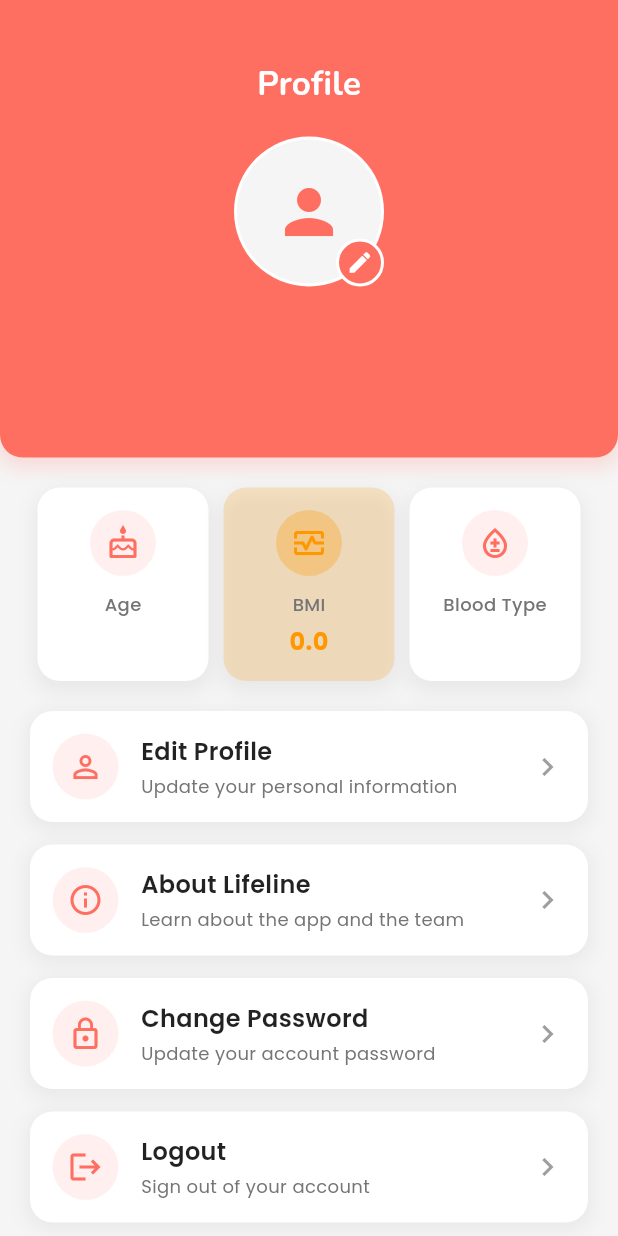
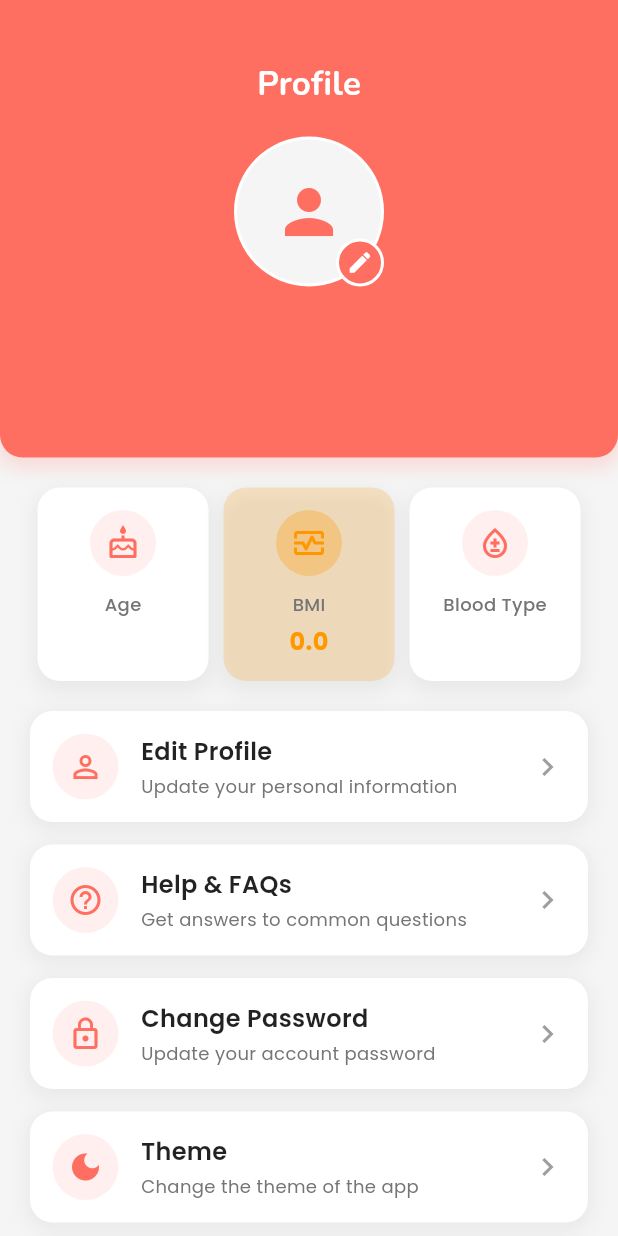
Before and after one commit to Jawadyyy/LifeLine, a Flutter app: the ProfilePage screen opened directly, on a phone screen of 412 x 824 dp. Run offline on Flutter 3.47's test engine with Material 3 defaults, Android fonts, the phone set to English and light mode, and no system bars; our stand-ins replace cloud_firestore, firebase_auth, firebase_core, flutter_contacts, flutter_map, fluttertoast and 10 more; missing offline and left inert: encrypt; accounts and stored records are empty.

Commit message:
DarkMode v1

```diff
--- a/lib/constants/app_colors.dart
+++ b/lib/constants/app_colors.dart
@@ -1,8 +1,8 @@
 import 'package:flutter/material.dart';
 
+// Your original colors, unchanged
 class AppColors {
   static const Color primary = Color(0xFFFF6F61);
-
   static const Color accent = Color(0xFFFF8A80);
   static const Color secondary = Color(0xFF4CAF50);
   static const Color tertiary = Color(0xFFE0E0E0);
@@ -20,8 +20,42 @@ class AppColors {
   static const Color error = Colors.redAccent;
   static const Color success = Colors.green;
 
-  // ChatBot Bottom NavBar
   static const Color navBarBackground = Colors.white;
   static const Color navBarUnselected = Color(0xFF757575);
   static const Color navBarShadow = Colors.black26;
 }
+
+// Now create a **dynamic accessor** that depends on current theme mode
+class DynamicColors {
+  final bool isDarkMode;
+
+  DynamicColors(this.isDarkMode);
+
+  // Primary colors stay the same
+  Color get primary => AppColors.primary;
+  Color get accent => AppColors.accent;
+  Color get secondary => AppColors.secondary;
+  Color get transparent => AppColors.transparent;
+  Color get error => AppColors.error;
+
+  // Dynamic colors: flip or use dark variants
+  Color get tertiary => isDarkMode ? Color(0xFF303030) : AppColors.tertiary;
+  Color get background => isDarkMode ? Color(0xFF121212) : AppColors.background;
+  Color get surface => isDarkMode ? Color(0xFF1E1E1E) : AppColors.surface;
+  Color get textPrimary => isDarkMode ? Colors.white70 : AppColors.textPrimary;
+  Color get textSecondary =>
+      isDarkMode ? Colors.white54 : AppColors.textSecondary;
+  Color get textTertiary =>
+      isDarkMode ? Colors.black87 : AppColors.textTertiary;
+  Color get textGrey => isDarkMode ? Color(0xFFB0B0B0) : AppColors.textGrey;
+  Color get textMedium => isDarkMode ? Color(0xFFCCCCCC) : AppColors.textMedium;
+  Color get textLight => isDarkMode ? Color(0xFFE0E0E0) : AppColors.textLight;
+  Color get success => isDarkMode ? Colors.greenAccent : AppColors.success;
+
+  Color get navBarBackground =>
+      isDarkMode ? Color(0xFF1E1E1E) : AppColors.navBarBackground;
+  Color get navBarUnselected =>
+      isDarkMode ? Color(0xFFB0B0B0) : AppColors.navBarUnselected;
+  Color get navBarShadow =>
+      isDarkMode ? Colors.black87 : AppColors.navBarShadow;
+}
--- a/lib/main.dart
+++ b/lib/main.dart
@@ -2,8 +2,12 @@ import 'package:firebase_core/firebase_core.dart';
 import 'package:flutter/material.dart';
 import 'package:hive_flutter/adapters.dart';
 import 'package:lifeline/firebase/firebase_options.dart';
+import 'package:lifeline/constants/app_colors.dart';
 import 'package:lifeline/views/entry/splash_screen.dart';
 import 'package:google_fonts/google_fonts.dart';
+
+// Import your DynamicColors class here if in another file
+// import 'path_to_dynamic_colors.dart';
 
 Future<void> main() async {
   WidgetsFlutterBinding.ensureInitialized();
@@ -16,18 +20,43 @@ Future<void> main() async {
   runApp(const MyApp());
 }
 
-class MyApp extends StatelessWidget {
+class MyApp extends StatefulWidget {
   const MyApp({super.key});
 
   @override
+  State<MyApp> createState() => _MyAppState();
+}
+
+class _MyAppState extends State<MyApp> {
+  bool isDarkMode = false;
+
+  void toggleTheme() {
+    setState(() {
+      isDarkMode = !isDarkMode;
+    });
+  }
+
+  @override
   Widget build(BuildContext context) {
+    final colors = DynamicColors(isDarkMode);
+
     return MaterialApp(
-      title: 'LifeLine',
-      debugShowCheckedModeBanner: false,
-      theme: ThemeData(
-        textTheme: GoogleFonts.nunitoTextTheme(),
-      ),
-      home: const SplashScreen(),
-    );
+        title: 'LifeLine',
+        debugShowCheckedModeBanner: false,
+        theme: ThemeData(
+          brightness: isDarkMode ? Brightness.dark : Brightness.light,
+          scaffoldBackgroundColor: colors.background,
+          primaryColor: colors.primary,
+          textTheme: GoogleFonts.nunitoTextTheme().apply(
+            bodyColor: colors.textPrimary,
+            displayColor: colors.textPrimary,
+          ),
+          appBarTheme: AppBarTheme(
+            backgroundColor: colors.primary,
+            foregroundColor: colors.textTertiary,
+            elevation: 0,
+          ),
+        ),
+        home: const SplashScreen());
   }
 }
--- a/lib/views/main/profile/profile_screen.dart
+++ b/lib/views/main/profile/profile_screen.dart
@@ -22,6 +22,8 @@ class ProfilePage extends StatefulWidget {
 class _ProfilePageState extends State<ProfilePage> {
   final ImagePicker _picker = ImagePicker();
   final FirebaseFirestore _firestore = FirebaseFirestore.instance;
+  bool isDarkMode = false; // Add dark mode state
+  // Remove hardcoded color variables since we'll use AppColors constantszz
 
   @override
   void initState() {
@@ -119,10 +121,92 @@ class _ProfilePageState extends State<ProfilePage> {
     }
   }
 
+  void _showThemeDialog(BuildContext context, DynamicColors colors) {
+    showDialog(
+      context: context,
+      builder: (BuildContext context) {
+        return AlertDialog(
+          backgroundColor: colors.surface,
+          shape: RoundedRectangleBorder(
+            borderRadius: BorderRadius.circular(20),
+          ),
+          title: Row(
+            children: [
+              Icon(Icons.palette, color: colors.primary, size: 24),
+              const SizedBox(width: 12),
+              Text(
+                'Choose Theme',
+                style: GoogleFonts.poppins(
+                  fontSize: 18,
+                  fontWeight: FontWeight.w600,
+                  color: colors.textPrimary,
+                ),
+              ),
+            ],
+          ),
+          content: Column(
+            mainAxisSize: MainAxisSize.min,
+            children: [
+              ListTile(
+                leading: Icon(Icons.light_mode, color: colors.primary),
+                title: Text(
+                  'Light Mode',
+                  style: GoogleFonts.poppins(
+                    fontSize: 16,
+                    fontWeight: FontWeight.w500,
+                    color: colors.textPrimary,
+                  ),
+                ),
+                onTap: () {
+                  Navigator.pop(context);
+                  // Set light mode (isDarkMode = false)
+                  setState(() {
+                    isDarkMode = false;
+                  });
+                },
+              ),
+              ListTile(
+                leading: Icon(Icons.dark_mode, color: colors.primary),
+                title: Text(
+                  'Dark Mode',
+                  style: GoogleFonts.poppins(
+                    fontSize: 16,
+                    fontWeight: FontWeight.w500,
+                    color: colors.textPrimary,
+                  ),
+                ),
+                onTap: () {
+                  Navigator.pop(context);
+                  // Set dark mode (isDarkMode = true)
+                  setState(() {
+                    isDarkMode = true;
+                  });
+                },
+              ),
+            ],
+          ),
+          actions: [
+            TextButton(
+              onPressed: () => Navigator.pop(context),
+              child: Text(
+                'Cancel',
+                style: GoogleFonts.poppins(
+                  color: colors.primary,
+                  fontWeight: FontWeight.w500,
+                ),
+              ),
+            ),
+          ],
+        );
+      },
+    );
+  }
+
   @override
   Widget build(BuildContext context) {
+    final colors = DynamicColors(isDarkMode);
     return Scaffold(
-      backgroundColor: AppColors.background,
+      backgroundColor: colors.background,
       body: SingleChildScrollView(
         child: Column(
           children: [
@@ -130,14 +214,14 @@ class _ProfilePageState extends State<ProfilePage> {
               width: double.infinity,
               padding: const EdgeInsets.symmetric(horizontal: 20, vertical: 30),
               decoration: BoxDecoration(
-                color: AppColors.primary,
+                color: colors.primary,
                 borderRadius: const BorderRadius.only(
                   bottomLeft: Radius.circular(15),
                   bottomRight: Radius.circular(15),
                 ),
                 boxShadow: [
                   BoxShadow(
-                    color: AppColors.primary.withOpacity(0.2),
+                    color: colors.primary.withOpacity(0.2),
                     blurRadius: 10,
                     spreadRadius: 2,
                     offset: const Offset(0, 5),
@@ -148,10 +232,10 @@ class _ProfilePageState extends State<ProfilePage> {
                 crossAxisAlignment: CrossAxisAlignment.center,
                 children: [
                   const SizedBox(height: 10),
-                  const Text(
+                  Text(
                     'Profile',
                     style: TextStyle(
-                      color: AppColors.textTertiary,
+                      color: colors.textTertiary,
                       fontSize: 22,
                       fontWeight: FontWeight.bold,
                     ),
@@ -163,16 +247,16 @@ class _ProfilePageState extends State<ProfilePage> {
                       children: [
                         CircleAvatar(
                           radius: 50,
-                          backgroundColor: AppColors.surface,
+                          backgroundColor: colors.surface,
                           child: CircleAvatar(
                             radius: 48,
-                            backgroundColor: AppColors.background,
+                            backgroundColor: colors.background,
                             backgroundImage: currentUser.profileImage.isNotEmpty
                                 ? NetworkImage(currentUser.profileImage)
                                 : null,
                             child: currentUser.profileImage.isEmpty
                                 ? Icon(Icons.person,
-                                    color: AppColors.primary, size: 48)
+                                    color: colors.primary, size: 48)
                                 : null,
                           ),
                         ),
@@ -182,13 +266,13 @@ class _ProfilePageState extends State<ProfilePage> {
                           child: Container(
                             padding: const EdgeInsets.all(5),
                             decoration: BoxDecoration(
-                              color: AppColors.primary,
+                              color: colors.primary,
                               shape: BoxShape.circle,
-                              border: Border.all(
-                                  color: AppColors.surface, width: 2),
+                              border:
+                                  Border.all(color: colors.surface, width: 2),
                             ),
-                            child: const Icon(Icons.edit,
-                                color: AppColors.textTertiary, size: 18),
+                            child: Icon(Icons.edit,
+                                color: colors.textTertiary, size: 18),
                           ),
                         ),
                       ],
@@ -200,7 +284,7 @@ class _ProfilePageState extends State<ProfilePage> {
                     style: GoogleFonts.poppins(
                       fontSize: 24,
                       fontWeight: FontWeight.bold,
-                      color: AppColors.textTertiary,
+                      color: colors.textTertiary,
                     ),
                   ),
                   const SizedBox(height: 5),
@@ -208,7 +292,7 @@ class _ProfilePageState extends State<ProfilePage> {
                     currentUser.email ?? 'No email available',
                     style: GoogleFonts.poppins(
                       fontSize: 14,
-                      color: AppColors.textTertiary.withOpacity(0.8),
+                      color: colors.textTertiary.withOpacity(0.8),
                     ),
                   ),
                   const SizedBox(height: 10),
@@ -221,15 +305,18 @@ class _ProfilePageState extends State<ProfilePage> {
                 mainAxisAlignment: MainAxisAlignment.spaceBetween,
                 children: [
                   _buildStatCard(
-                      Icons.cake_outlined, 'Age', currentUser.age ?? 'N/A'),
+                      Icons.cake_outlined, 'Age', currentUser.age ?? 'N/A',
+                      colors: colors),
                   _buildStatCard(
                     Icons.monitor_heart_outlined,
                     'BMI',
                     currentUser.bmi ?? '0.0',
                     isBmi: true,
+                    colors: colors,
                   ),
                   _buildStatCard(Icons.bloodtype_outlined, 'Blood Type',
-                      currentUser.bloodType),
+                      currentUser.bloodType,
+                      colors: colors),
                 ],
               ),
             ),
@@ -261,15 +348,17 @@ class _ProfilePageState extends State<ProfilePage> {
                         _fetchUserData();
                       });
                     },
+                    colors: colors,
                   ),
                   const SizedBox(height: 15),
                   _buildMenuCard(
-                    icon: Icons.info_outline,
-                    title: 'About Lifeline',
-                    subtitle: 'Learn about the app and the team',
+                    icon: Icons.help_outline,
+                    title: 'Help & FAQs',
+                    subtitle: 'Get answers to common questions',
                     onTap: () {
-                      _showAboutDialog(context);
+                      _showFAQDialog(context);
                     },
+                    colors: colors,
                   ),
                   const SizedBox(height: 15),
                   _buildMenuCard(
@@ -292,6 +381,17 @@ class _ProfilePageState extends State<ProfilePage> {
                         ),
                       );
                     },
+                    colors: colors,
+                  ),
+                  const SizedBox(height: 15),
+                  _buildMenuCard(
+                    icon: Icons.dark_mode,
+                    title: 'Theme',
+                    subtitle: 'Change the theme of the app',
+                    onTap: () {
+                      _showThemeDialog(context, colors);
+                    },
+                    colors: colors,
                   ),
                   const SizedBox(height: 15),
                   _buildMenuCard(
@@ -306,6 +406,7 @@ class _ProfilePageState extends State<ProfilePage> {
                         (route) => false,
                       );
                     },
+                    colors: colors,
                   ),
                 ],
               ),
@@ -318,10 +419,10 @@ class _ProfilePageState extends State<ProfilePage> {
   }
 
   Widget _buildStatCard(IconData icon, String label, String value,
-      {bool isBmi = false}) {
+      {bool isBmi = false, required DynamicColors colors}) {
     final double bmi = isBmi ? double.tryParse(value) ?? 0.0 : 0.0;
     final Color bmiColor =
-        isBmi ? _getBmiColor(bmi).withOpacity(0.2) : AppColors.surface;
+        isBmi ? _getBmiColor(bmi).withOpacity(0.2) : colors.surface;
 
     return Expanded(
       child: Container(
@@ -332,7 +433,7 @@ class _ProfilePageState extends State<ProfilePage> {
           borderRadius: BorderRadius.circular(15),
           boxShadow: [
             BoxShadow(
-              color: AppColors.textGrey.withOpacity(0.1),
+              color: colors.textGrey.withOpacity(0.1),
               blurRadius: 10,
               spreadRadius: 2,
               offset: const Offset(0, 5),
@@ -351,7 +452,7 @@ class _ProfilePageState extends State<ProfilePage> {
               ),
               child: Icon(
                 icon,
-                color: isBmi ? _getBmiColor(bmi) : AppColors.primary,
+                color: isBmi ? _getBmiColor(bmi) : colors.primary,
                 size: 24,
               ),
             ),
@@ -361,7 +462,7 @@ class _ProfilePageState extends State<ProfilePage> {
               style: GoogleFonts.poppins(
                 fontSize: 12,
                 fontWeight: FontWeight.w500,
-                color: AppColors.textGrey,
+                color: colors.textGrey,
               ),
             ),
             const SizedBox(height: 5),
@@ -372,7 +473,7 @@ class _ProfilePageState extends State<ProfilePage> {
                     style: GoogleFonts.poppins(
                       fontSize: 16,
                       fontWeight: FontWeight.bold,
-                      color: AppColors.textPrimary,
+                      color: colors.textPrimary,
                     ),
                   ),
           ],
@@ -406,17 +507,18 @@ class _ProfilePageState extends State<ProfilePage> {
     required String title,
     required String subtitle,
     required VoidCallback onTap,
+    required DynamicColors colors,
   }) {
     return GestureDetector(
       onTap: onTap,
       child: Container(
         padding: const EdgeInsets.all(15),
         decoration: BoxDecoration(
-          color: AppColors.surface,
+          color: colors.surface,
           borderRadius: BorderRadius.circular(15),
           boxShadow: [
             BoxShadow(
-              color: AppColors.textGrey.withOpacity(0.1),
+              color: colors.textGrey.withOpacity(0.1),
               blurRadius: 10,
               spreadRadius: 2,
               offset: const Offset(0, 3),
@@ -428,10 +530,10 @@ class _ProfilePageState extends State<ProfilePage> {
             Container(
               padding: const EdgeInsets.all(10),
               decoration: BoxDecoration(
-                color: AppColors.primary.withOpacity(0.1),
+                color: colors.primary.withOpacity(0.1),
                 shape: BoxShape.circle,
               ),
-              child: Icon(icon, color: AppColors.primary, size: 24),
+              child: Icon(icon, color: colors.primary, size: 24),
             ),
             const SizedBox(width: 15),
             Expanded(
@@ -443,18 +545,18 @@ class _ProfilePageState extends State<ProfilePage> {
                     style: GoogleFonts.poppins(
                         fontSize: 16,
                         fontWeight: FontWeight.w600,
-                        color: AppColors.textPrimary),
+                        color: colors.textPrimary),
                   ),
                   const SizedBox(height: 3),
                   Text(
                     subtitle,
                     style: GoogleFonts.poppins(
-                        fontSize: 12, color: AppColors.textGrey),
+                        fontSize: 12, color: colors.textGrey),
                   ),
                 ],
               ),
             ),
-            Icon(Icons.chevron_right, color: AppColors.textLight),
+            Icon(Icons.chevron_right, color: colors.textLight),
           ],
         ),
       ),
@@ -548,7 +650,7 @@ class _ProfilePageState extends State<ProfilePage> {
     );
   }
 
-  void _showAboutDialog(BuildContext context) {
+  void _showFAQDialog(BuildContext context) {
     showDialog(
       context: context,
       builder: (context) => Dialog(
```
Also changed, not shown: lib/views/main/profile/profile_setup_screen.dart (+37 -39 lines).
